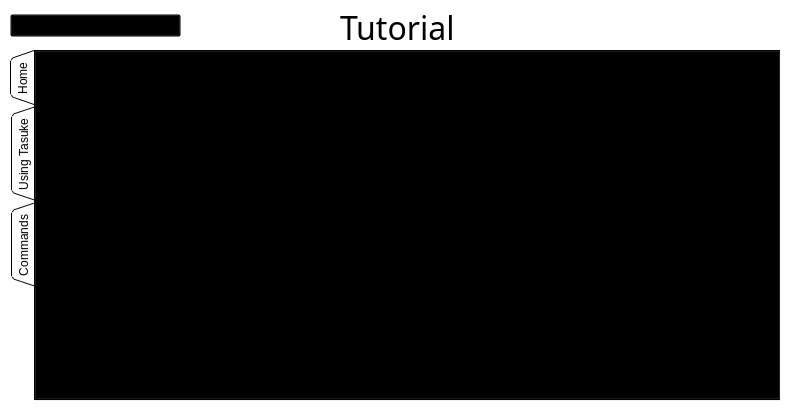
Qt form Tasuke/TutorialWidget.ui (kangter123/cs2103jan2014-w15-2c) before a commit.
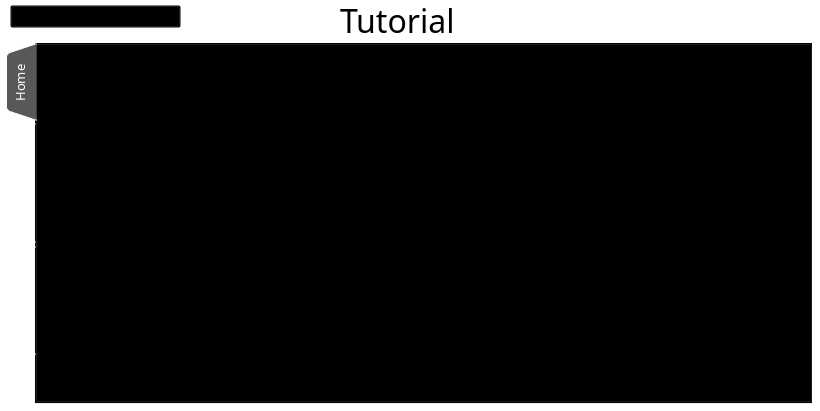
The same form after that commit. The open tabs and pages were chosen to show the change.

Commit message: edit some styling for tutorial widget, trying to animate fading in of task entries, not successful as of yet.

Diff of the .ui file:
```diff
--- a/Tasuke/TutorialWidget.ui
+++ b/Tasuke/TutorialWidget.ui
@@ -6,7 +6,7 @@
    <rect>
     <x>0</x>
     <y>0</y>
-    <width>797</width>
+    <width>820</width>
     <height>411</height>
    </rect>
   </property>
@@ -19,12 +19,131 @@
   <widget class="QTabWidget" name="tabWidget">
    <property name="geometry">
     <rect>
-     <x>10</x>
-     <y>50</y>
-     <width>771</width>
-     <height>351</height>
+     <x>5</x>
+     <y>43</y>
+     <width>808</width>
+     <height>361</height>
     </rect>
    </property>
+   <property name="palette">
+    <palette>
+     <active>
+      <colorrole role="Button">
+       <brush brushstyle="SolidPattern">
+        <color alpha="0">
+         <red>0</red>
+         <green>0</green>
+         <blue>0</blue>
+        </color>
+       </brush>
+      </colorrole>
+      <colorrole role="Base">
+       <brush brushstyle="SolidPattern">
+        <color alpha="0">
+         <red>0</red>
+         <green>0</green>
+         <blue>0</blue>
+        </color>
+       </brush>
+      </colorrole>
+      <colorrole role="Window">
+       <brush brushstyle="SolidPattern">
+        <color alpha="0">
+         <red>0</red>
+         <green>0</green>
+         <blue>0</blue>
+        </color>
+       </brush>
+      </colorrole>
+     </active>
+     <inactive>
+      <colorrole role="Button">
+       <brush brushstyle="SolidPattern">
+        <color alpha="0">
+         <red>0</red>
+         <green>0</green>
+         <blue>0</blue>
+        </color>
+       </brush>
+      </colorrole>
+      <colorrole role="Base">
+       <brush brushstyle="SolidPattern">
+        <color alpha="0">
+         <red>0</red>
+         <green>0</green>
+         <blue>0</blue>
+        </color>
+       </brush>
+      </colorrole>
+      <colorrole role="Window">
+       <brush brushstyle="SolidPattern">
+        <color alpha="0">
+         <red>0</red>
+         <green>0</green>
+         <blue>0</blue>
+        </color>
+       </brush>
+      </colorrole>
+     </inactive>
+     <disabled>
+      <colorrole role="Button">
+       <brush brushstyle="SolidPattern">
+        <color alpha="0">
+         <red>0</red>
+         <green>0</green>
+         <blue>0</blue>
+        </color>
+       </brush>
+      </colorrole>
+      <colorrole role="Base">
+       <brush brushstyle="SolidPattern">
+        <color alpha="0">
+         <red>0</red>
+         <green>0</green>
+         <blue>0</blue>
+        </color>
+       </brush>
+      </colorrole>
+      <colorrole role="Window">
+       <brush brushstyle="SolidPattern">
+        <color alpha="0">
+         <red>0</red>
+         <green>0</green>
+         <blue>0</blue>
+        </color>
+       </brush>
+      </colorrole>
+     </disabled>
+    </palette>
+   </property>
+   <property name="font">
+    <font>
+     <family>Quicksand Book</family>
+     <pointsize>10</pointsize>
+     <kerning>true</kerning>
+    </font>
+   </property>
+   <property name="focusPolicy">
+    <enum>Qt::NoFocus</enum>
+   </property>
+   <property name="styleSheet">
+    <string notr="true">QTabBar::tab{
+	background-color: rgb(129, 129, 129);
+	color: rgb(255, 255, 255);
+	padding-top:20px;
+	padding-bottom: 20px;
+	padding-left: 5px;
+	padding-right: 7px;
+	margin: 1px;
+	border-radius: 2px;
+}
+
+
+QTabBar::tab:selected{
+	background-color: rgb(88, 88, 88);
+}
+</string>
+   </property>
    <property name="tabPosition">
     <enum>QTabWidget::West</enum>
    </property>
@@ -104,7 +223,7 @@
     <widget class="QLabel" name="label_4">
      <property name="geometry">
       <rect>
-       <x>190</x>
+       <x>170</x>
        <y>220</y>
        <width>431</width>
        <height>41</height>
@@ -117,7 +236,7 @@
       </font>
      </property>
      <property name="text">
-      <string>Or press &lt;tab&gt; to navigate.</string>
+      <string>Or press &lt;tab&gt; to switch tabs.</string>
      </property>
     </widget>
    </widget>
@@ -174,7 +293,7 @@
    <property name="geometry">
     <rect>
      <x>10</x>
-     <y>14</y>
+     <y>5</y>
      <width>171</width>
      <height>23</height>
     </rect>
@@ -193,7 +312,7 @@
    <property name="geometry">
     <rect>
      <x>340</x>
-     <y>7</y>
+     <y>0</y>
      <width>131</width>
      <height>41</height>
     </rect>
```
Left out of the diff: 5 changed lines with no effect on the pictures. The commit also changes 6 other files.
